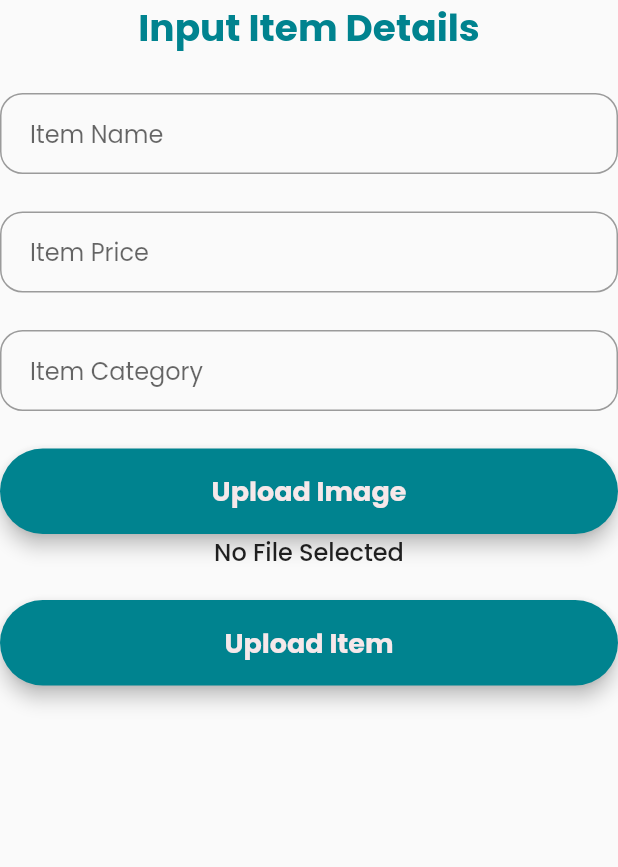
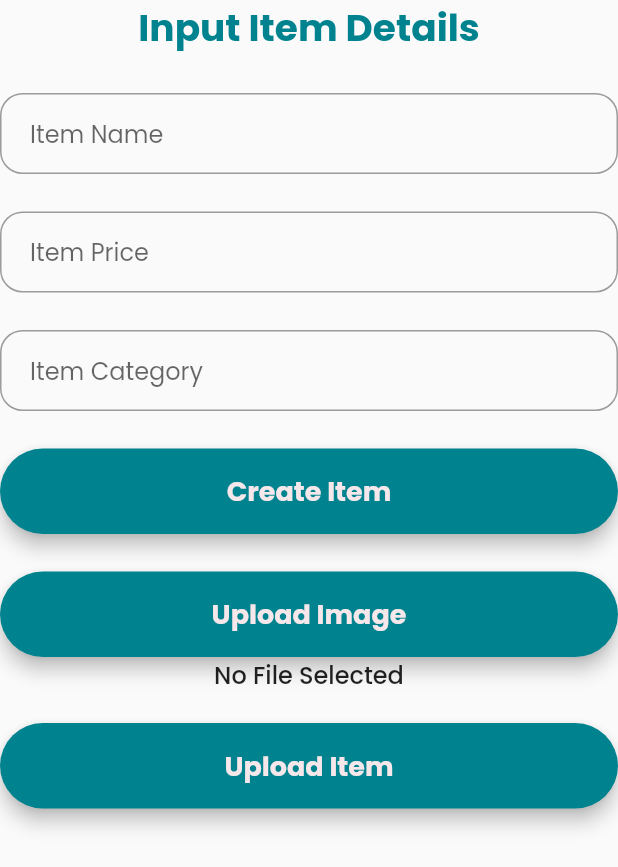
Before and after one commit to zul-aji/youmart_mobitech, a Flutter app: the AddItem widget shown alone on an empty page, opened directly, on a phone screen of 412 x 824 dp. Shown: the top 867 px of the screen. Run offline on Flutter 3.47's test engine with Material 2 defaults, Android fonts, the phone set to English and light mode, and no system bars; our stand-ins replace cloud_firestore, email_validator, file_picker, firebase_auth, firebase_core, firebase_storage and 1 more; accounts and stored records are empty.

Commit message:
succesfully added item to database (1/2)

```diff
--- a/lib/api/firebase_api.dart
+++ b/lib/api/firebase_api.dart
@@ -2,7 +2,7 @@ import 'dart:io';
 import 'dart:typed_data';
 
 import 'package:firebase_storage/firebase_storage.dart';
-
+//these are function to upload file / bytes (for textfile maybe)
 class FirebaseApi {
   static UploadTask? uploadFile(String destination, File file) {
     try {
--- a/lib/model/product_model.dart
+++ b/lib/model/product_model.dart
@@ -1,14 +1,14 @@
-class UserModel {
+class ProductModel {
   String? pid;
   String? name;
   String? price;
   String? category;
 
-  UserModel({this.pid, this.name, this.price, this.category});
+  ProductModel({this.pid, this.name, this.price, this.category});
 
   // receiving data from server
-  factory UserModel.fromMap(map) {
-    return UserModel(
+  factory ProductModel.fromMap(map) {
+    return ProductModel(
         pid: map['pid'],
         name: map['name'],
         price: map['price'],
--- a/lib/screens/home/components/body/add_item.dart
+++ b/lib/screens/home/components/body/add_item.dart
@@ -10,6 +10,17 @@ import 'package:youmart_mobitech/widget/button_widget.dart';
 import 'package:youmart_mobitech/api/firebase_api.dart';
 import 'package:path/path.dart';
 
+import 'package:cloud_firestore/cloud_firestore.dart';
+import 'package:email_validator/email_validator.dart';
+import 'package:firebase_auth/firebase_auth.dart';
+import 'package:flutter/gestures.dart';
+import 'package:flutter/material.dart';
+import 'package:fluttertoast/fluttertoast.dart';
+import 'package:youmart_mobitech/constants.dart';
+
+import 'package:youmart_mobitech/model/product_model.dart';
+
+import 'package:uuid/uuid.dart';
 
 class AddItem extends StatefulWidget {
   AddItem({Key? key}) : super(key: key);
@@ -21,13 +32,12 @@ class AddItem extends StatefulWidget {
 class _AddItemState extends State<AddItem> {
   File? file;
   UploadTask? task;
-  @override
-
-  Widget build(BuildContext context) {
   //Controllers
   final itemNameController = TextEditingController();
   final itemPriceController = TextEditingController();
   final itemCategoryController = TextEditingController();
+  @override
+  Widget build(BuildContext context) {
     final fileName = file != null ? basename(file!.path) : 'No File Selected';
 
     // item name field
@@ -95,7 +105,7 @@ class _AddItemState extends State<AddItem> {
     // item category field
     final itemCategoryField = TextFormField(
       autofocus: false,
-      controller: itemPriceController,
+      controller: itemCategoryController,
       keyboardType: TextInputType.name,
       validator: (value) {
         RegExp regex = RegExp(r'^.{5,}$');
@@ -144,6 +154,23 @@ class _AddItemState extends State<AddItem> {
       ),
     );
 
+    final createItemButton = Material(
+      elevation: 5,
+      borderRadius: BorderRadius.circular(30),
+      color: colorPrimaryDark,
+      child: MaterialButton(
+        padding: const EdgeInsets.fromLTRB(20, 15, 20, 15),
+        minWidth: MediaQuery.of(context).size.width,
+        onPressed: postItemDetailsToFirestore,
+        child: const Text(
+          "Create Item",
+          textAlign: TextAlign.center,
+          style: TextStyle(
+              fontSize: 18, color: colorSecondary, fontWeight: FontWeight.bold),
+        ),
+      ),
+    );
+
     //Upload item button
     final uploadItemButton = Material(
       elevation: 5,
@@ -183,12 +210,12 @@ class _AddItemState extends State<AddItem> {
           const SizedBox(height: 25),
           itemCategoryField,
           const SizedBox(height: 25),
+          createItemButton,
+          const SizedBox(height: 25),
           uploadImageButton,
           Text(
             fileName,
-            style: TextStyle(
-                fontSize: 16, fontWeight: FontWeight.w500
-            ),
+            style: TextStyle(fontSize: 16, fontWeight: FontWeight.w500),
           ),
           const SizedBox(height: 20),
           uploadItemButton,
@@ -197,6 +224,7 @@ class _AddItemState extends State<AddItem> {
       ),
     );
   }
+
   Future selectFile() async {
     final result = await FilePicker.platform.pickFiles(allowMultiple: false);
 
@@ -241,4 +269,24 @@ class _AddItemState extends State<AddItem> {
         },
       );
 
+  postItemDetailsToFirestore() async {
+    // calling our firestore
+    // calling our user model
+    // sending these values
+    var uuid = Uuid();
+    FirebaseFirestore firebaseFirestore = FirebaseFirestore.instance;
+    ProductModel productModel = ProductModel();
+
+    // writing all the values
+    productModel.pid = uuid.v1();
+    productModel.name = itemNameController.text;
+    productModel.price = itemPriceController.text;
+    productModel.category = itemCategoryController.text;
+
+    FirebaseFirestore.instance
+        .collection("product")
+        .doc(uuid.v1())
+        .set(productModel.toMap());
+    Fluttertoast.showToast(msg: "Product created successfully");
   }
+}
--- a/pubspec.yaml
+++ b/pubspec.yaml
@@ -49,6 +49,10 @@ dependencies:
   #Email Validator
   email_validator: ^2.0.1
   fluttertoast: ^8.0.9
+
+  #uuid generator
+  uuid: ^3.0.6
+
 
 
 dev_dependencies:
```
Also changed, not shown: pubspec.lock. Lines whose indentation alone changed are shown as unchanged.
